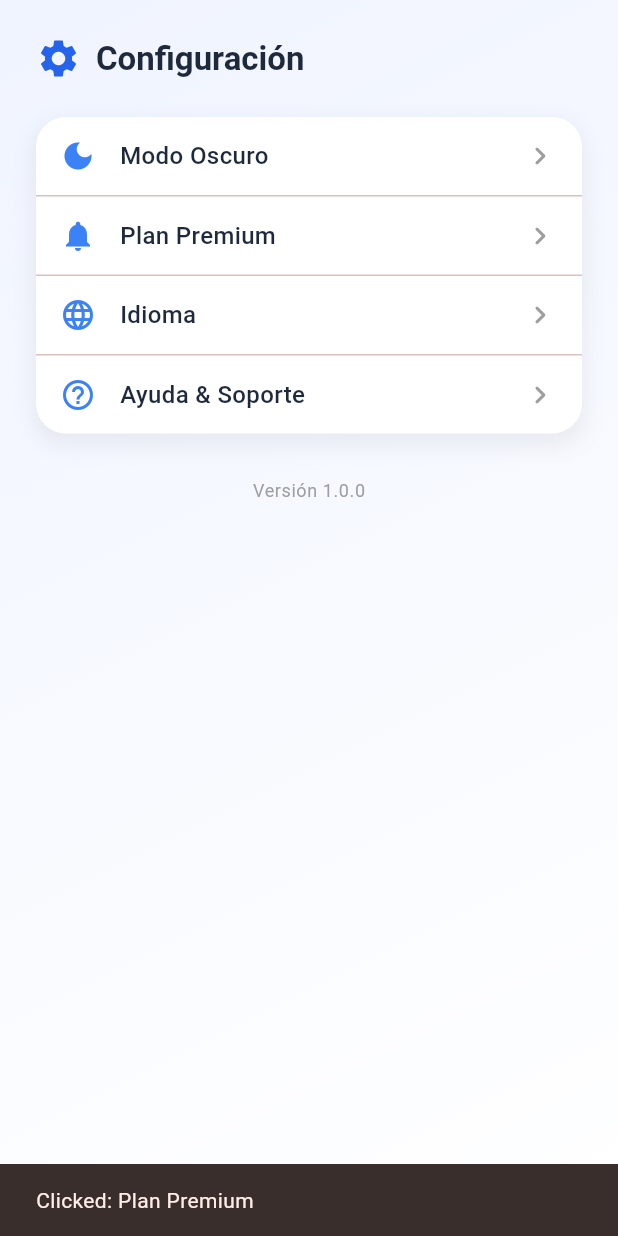
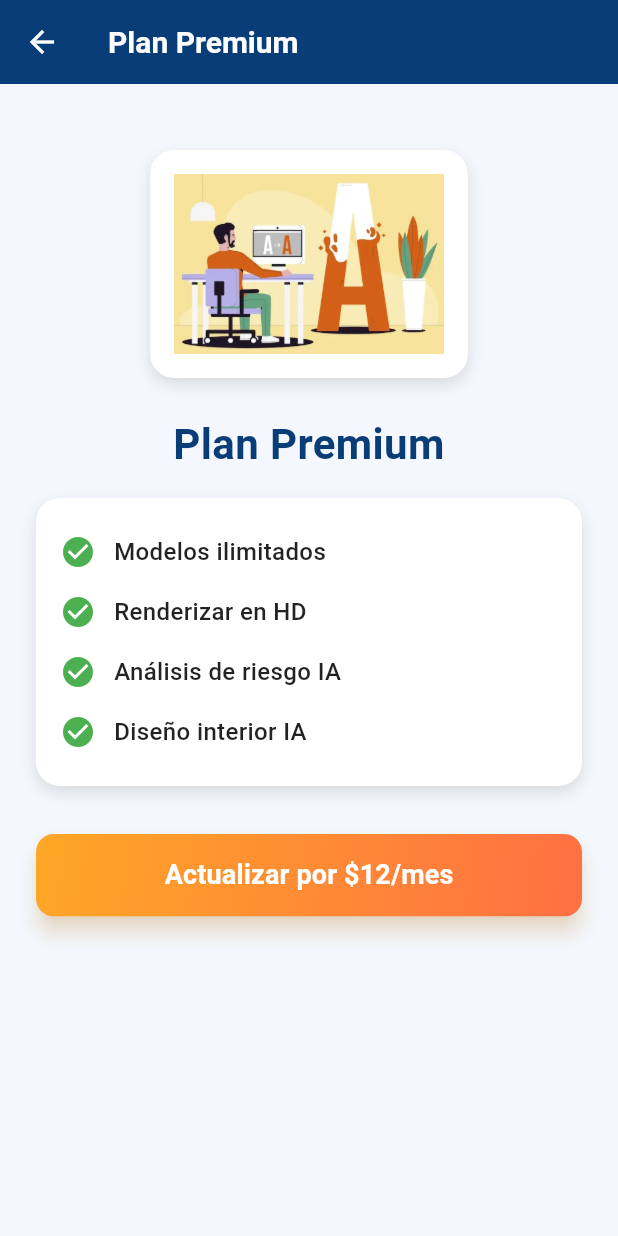
Before and after one commit to Fournext/Plan_Risk_3D-Mobile, a Flutter app: the ConfigOptionsCard widget shown alone on an empty page, opened directly, after a tap on "Plan Premium", on a phone screen of 412 x 824 dp. Run offline on Flutter 3.47's test engine with Material 3 defaults, Android fonts, the light colour scheme and no system bars; our stand-ins replace get, get_storage, google_fonts; missing offline and left inert: model_viewer_plus; accounts and stored records are empty.

Commit message:
feat(Sidebar):Implementacion de componente de plan premiun

```diff
--- a/lib/screens/main/sidebar/widget/ConfigOptionsCard.dart
+++ b/lib/screens/main/sidebar/widget/ConfigOptionsCard.dart
@@ -1,4 +1,5 @@
 import 'package:flutter/material.dart';
+import 'package:mobile_plan_risk_3d/screens/main/sidebar/widget/plan_premiun.dart';
 
 class ConfigOptionsCard extends StatelessWidget {
   const ConfigOptionsCard({super.key});
@@ -62,22 +63,29 @@ class ConfigOptionsCard extends StatelessWidget {
                   ],
                 ),
             child: Column(
-                  children: const [
-                    AnimatedOption(icon: Icons.dark_mode, label: 'Modo Oscuro'),
-                    Divider(height: 1),
+  children: [
+    const AnimatedOption(icon: Icons.dark_mode, label: 'Modo Oscuro'),
+    const Divider(height: 1),
     AnimatedOption(
       icon: Icons.notifications,
       label: 'Plan Premium',
+      onTap: () {
+        Navigator.push(
+          context,
+          MaterialPageRoute(builder: (_) => const PlanPremiumScreen()),
+        );
+      },
     ),
-                    Divider(height: 1),
-                    AnimatedOption(icon: Icons.language, label: 'Idioma'),
-                    Divider(height: 1),
-                    AnimatedOption(
+    const Divider(height: 1),
+    const AnimatedOption(icon: Icons.language, label: 'Idioma'),
+    const Divider(height: 1),
+    const AnimatedOption(
       icon: Icons.help_outline,
       label: 'Ayuda & Soporte',
     ),
   ],
 ),
+
               ),
 
               const SizedBox(height: 30),
@@ -102,8 +110,9 @@ class ConfigOptionsCard extends StatelessWidget {
 class AnimatedOption extends StatefulWidget {
   final IconData icon;
   final String label;
+   final VoidCallback? onTap; //
 
-  const AnimatedOption({super.key, required this.icon, required this.label});
+  const AnimatedOption({super.key, required this.icon, required this.label, this.onTap});
 
   @override
   State<AnimatedOption> createState() => _AnimatedOptionState();
@@ -124,10 +133,10 @@ class _AnimatedOptionState extends State<AnimatedOption> {
       onTapUp: _onTapUp,
       onTapCancel: () => setState(() => _scale = 1.0),
     onTap: () {
-        ScaffoldMessenger.of(
-          context,
-        ).showSnackBar(SnackBar(content: Text('Clicked: ${widget.label}')));
+  setState(() => _scale = 1.0);
+  widget.onTap?.call(); // Llama a la función si fue pasada
 },
+
       child: AnimatedScale(
         scale: _scale,
         duration: const Duration(milliseconds: 100),
--- /dev/null
+++ b/lib/screens/main/sidebar/widget/plan_premiun.dart
@@ -0,0 +1,162 @@
+import 'package:flutter/material.dart';
+
+class PlanPremiumScreen extends StatelessWidget {
+  const PlanPremiumScreen({super.key});
+
+  @override
+  Widget build(BuildContext context) {
+    return Scaffold(
+      backgroundColor: const Color(0xFFF4F8FE),
+      appBar: AppBar(
+        backgroundColor: const Color(0xFF083D77),
+        title: const Text("Plan Premium"),
+        titleTextStyle: const TextStyle(
+          color: Colors.white,
+          fontSize: 20,
+          fontWeight: FontWeight.w600,
+        ),
+        iconTheme: const IconThemeData(color: Colors.white),
+      ),
+      body: Padding(
+        padding: const EdgeInsets.all(24.0),
+        child: Column(
+          children: [
+            const SizedBox(height: 20),
+
+            // Imagen con decoración
+            Container(
+              padding: const EdgeInsets.all(16),
+              decoration: BoxDecoration(
+                color: Colors.white,
+                borderRadius: BorderRadius.circular(16),
+                boxShadow: const [
+                  BoxShadow(
+                    color: Colors.black12,
+                    blurRadius: 8,
+                    offset: Offset(0, 4),
+                  )
+                ],
+              ),
+              child: Image.asset(
+                'assets/images/premium.png',
+                height: 120,
+              ),
+            ),
+
+            const SizedBox(height: 24),
+
+            // Título
+            const Text(
+              'Plan Premium',
+              style: TextStyle(
+                fontSize: 28,
+                fontWeight: FontWeight.bold,
+                color: Color(0xFF083D77),
+              ),
+              textAlign: TextAlign.center,
+            ),
+
+            const SizedBox(height: 16),
+
+            // Tarjeta de beneficios
+            Container(
+              padding: const EdgeInsets.all(16),
+              decoration: BoxDecoration(
+                color: Colors.white,
+                borderRadius: BorderRadius.circular(16),
+                boxShadow: const [
+                  BoxShadow(
+                    color: Colors.black12,
+                    blurRadius: 8,
+                    offset: Offset(0, 4),
+                  )
+                ],
+              ),
+              child: Column(
+                crossAxisAlignment: CrossAxisAlignment.start,
+                children: const [
+                  PremiumBenefit(text: 'Modelos ilimitados'),
+                  PremiumBenefit(text: 'Renderizar en HD'),
+                  PremiumBenefit(text: 'Análisis de riesgo IA'),
+                  PremiumBenefit(text: 'Diseño interior IA'),
+                ],
+              ),
+            ),
+
+            const SizedBox(height: 32),
+
+            // Botón con degradado
+            SizedBox(
+              width: double.infinity,
+              height: 55,
+              child: ElevatedButton(
+                onPressed: () {
+                  ScaffoldMessenger.of(context).showSnackBar(
+                    const SnackBar(content: Text('🔐 Próximamente...')),
+                  );
+                },
+                style: ElevatedButton.styleFrom(
+                  padding: EdgeInsets.zero,
+                  elevation: 6,
+                  shape: RoundedRectangleBorder(
+                    borderRadius: BorderRadius.circular(12),
+                  ),
+                  backgroundColor: Colors.transparent,
+                  shadowColor: Colors.orange.withOpacity(0.4),
+                ),
+                child: Ink(
+                  decoration: BoxDecoration(
+                    gradient: const LinearGradient(
+                      colors: [Color(0xFFFFA726), Color(0xFFFF7043)],
+                      begin: Alignment.topLeft,
+                      end: Alignment.bottomRight,
+                    ),
+                    borderRadius: BorderRadius.circular(12),
+                  ),
+                  child: const Center(
+                    child: Text(
+                      'Actualizar por \$12/mes',
+                      style: TextStyle(
+                        fontSize: 18,
+                        fontWeight: FontWeight.w600,
+                        color: Colors.white,
+                      ),
+                    ),
+                  ),
+                ),
+              ),
+            ),
+          ],
+        ),
+      ),
+    );
+  }
+}
+
+class PremiumBenefit extends StatelessWidget {
+  final String text;
+  const PremiumBenefit({super.key, required this.text});
+
+  @override
+  Widget build(BuildContext context) {
+    return Padding(
+      padding: const EdgeInsets.symmetric(vertical: 8.0),
+      child: Row(
+        children: [
+          const Icon(Icons.check_circle, color: Colors.green),
+          const SizedBox(width: 12),
+          Expanded(
+            child: Text(
+              text,
+              style: const TextStyle(
+                fontSize: 16,
+                color: Colors.black87,
+                fontWeight: FontWeight.w500,
+              ),
+            ),
+          ),
+        ],
+      ),
+    );
+  }
+}
```
Also changed, not shown: assets/images/premium.png (added). Lines whose indentation alone changed are shown as unchanged.
